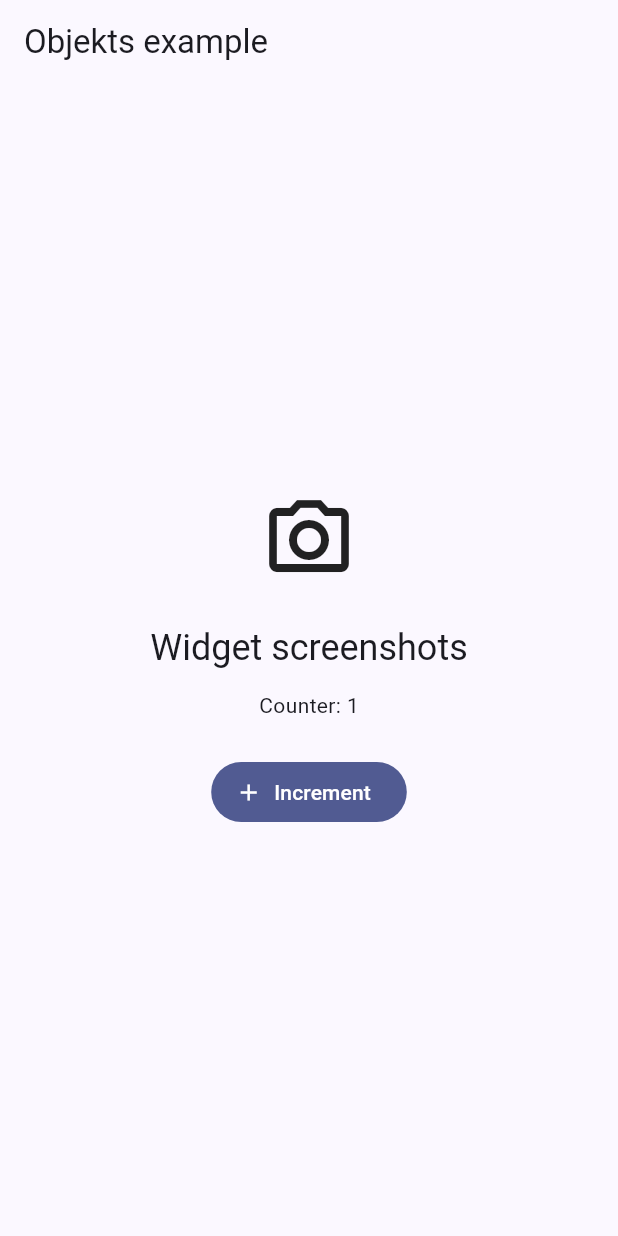
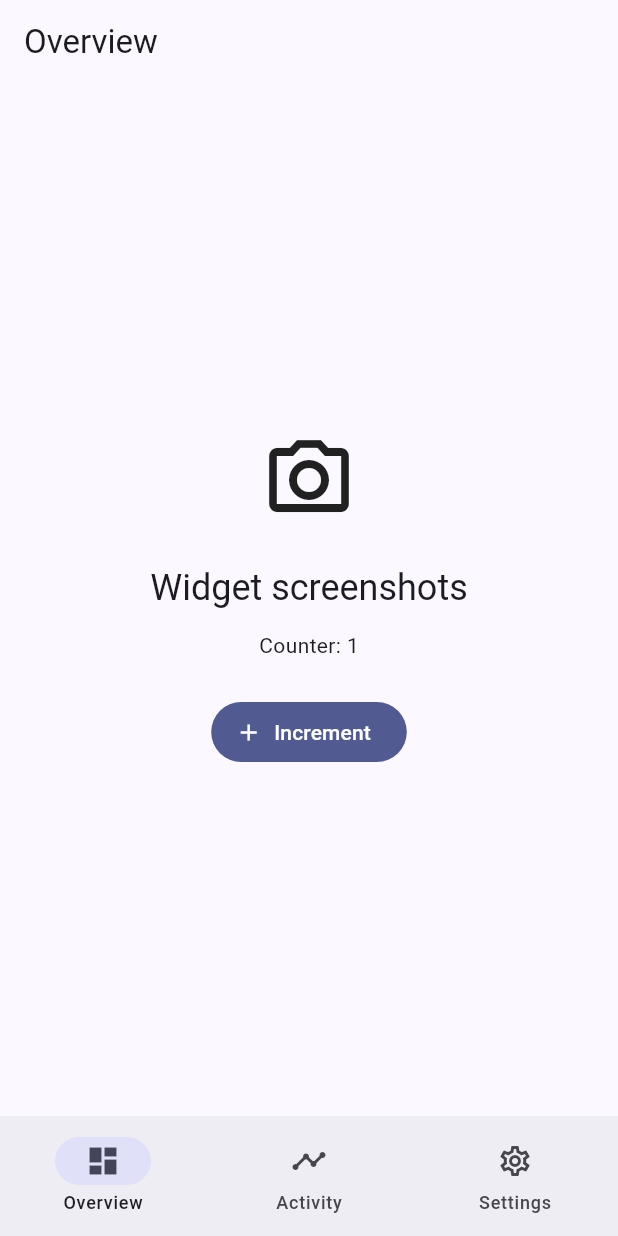
Before and after one commit to putrautama007/flutter_objekts, a Flutter app: the screen it shows after launch, after a tap on "Increment", on a phone screen of 412 x 824 dp. Run offline on Flutter 3.47's test engine with Material 3 defaults, Android fonts, the light colour scheme and no system bars; our stand-ins replace leak_tracker_flutter_testing; missing offline and left inert: device_frame.

Commit message:
feat: add multi-screen screenshot example

```diff
--- a/example/lib/main.dart
+++ b/example/lib/main.dart
@@ -28,7 +28,14 @@ class ExampleHomePage extends StatefulWidget {
 }
 
 class _ExampleHomePageState extends State<ExampleHomePage> {
+  int _selectedIndex = 0;
   int _counter = 0;
+
+  static const List<String> _titles = <String>[
+    'Overview',
+    'Activity',
+    'Settings',
+  ];
 
   void _incrementCounter() {
     setState(() {
@@ -40,14 +47,69 @@ class _ExampleHomePageState extends State<ExampleHomePage> {
   Widget build(BuildContext context) {
     return Scaffold(
       appBar: AppBar(
-        title: const Text('Objekts example'),
+        title: Text(_titles[_selectedIndex]),
       ),
-      body: Center(
+      body: IndexedStack(
+        index: _selectedIndex,
+        children: <Widget>[
+          _OverviewScreen(
+            counter: _counter,
+            onIncrement: _incrementCounter,
+          ),
+          const _ActivityScreen(),
+          const _SettingsScreen(),
+        ],
+      ),
+      bottomNavigationBar: NavigationBar(
+        key: const Key('main-navigation'),
+        selectedIndex: _selectedIndex,
+        onDestinationSelected: (int index) {
+          setState(() {
+            _selectedIndex = index;
+          });
+        },
+        destinations: const <NavigationDestination>[
+          NavigationDestination(
+            key: Key('overview-tab'),
+            icon: Icon(Icons.dashboard_outlined),
+            selectedIcon: Icon(Icons.dashboard),
+            label: 'Overview',
+          ),
+          NavigationDestination(
+            key: Key('activity-tab'),
+            icon: Icon(Icons.timeline_outlined),
+            selectedIcon: Icon(Icons.timeline),
+            label: 'Activity',
+          ),
+          NavigationDestination(
+            key: Key('settings-tab'),
+            icon: Icon(Icons.settings_outlined),
+            selectedIcon: Icon(Icons.settings),
+            label: 'Settings',
+          ),
+        ],
+      ),
+    );
+  }
+}
+
+class _OverviewScreen extends StatelessWidget {
+  const _OverviewScreen({
+    required this.counter,
+    required this.onIncrement,
+  });
+
+  final int counter;
+  final VoidCallback onIncrement;
+
+  @override
+  Widget build(BuildContext context) {
+    return Center(
       child: Padding(
         padding: const EdgeInsets.all(24),
         child: Column(
           mainAxisAlignment: MainAxisAlignment.center,
-            children: [
+          children: <Widget>[
             const Icon(Icons.photo_camera_outlined, size: 64),
             const SizedBox(height: 24),
             Text(
@@ -55,18 +117,67 @@ class _ExampleHomePageState extends State<ExampleHomePage> {
               style: Theme.of(context).textTheme.headlineSmall,
             ),
             const SizedBox(height: 12),
-              Text('Counter: $_counter'),
+            Text('Counter: $counter'),
             const SizedBox(height: 24),
             FilledButton.icon(
               key: const Key('increment-button'),
-                onPressed: _incrementCounter,
+              onPressed: onIncrement,
               icon: const Icon(Icons.add),
               label: const Text('Increment'),
             ),
           ],
         ),
       ),
-      ),
     );
   }
 }
+
+class _ActivityScreen extends StatelessWidget {
+  const _ActivityScreen();
+
+  @override
+  Widget build(BuildContext context) {
+    return ListView(
+      padding: const EdgeInsets.all(24),
+      children: const <Widget>[
+        ListTile(
+          leading: CircleAvatar(child: Icon(Icons.photo_camera)),
+          title: Text('Home screenshot captured'),
+          subtitle: Text('Just now'),
+        ),
+        Divider(),
+        ListTile(
+          leading: CircleAvatar(child: Icon(Icons.devices)),
+          title: Text('Device variants ready'),
+          subtitle: Text('Portrait and landscape'),
+        ),
+      ],
+    );
+  }
+}
+
+class _SettingsScreen extends StatelessWidget {
+  const _SettingsScreen();
+
+  @override
+  Widget build(BuildContext context) {
+    return ListView(
+      padding: const EdgeInsets.all(24),
+      children: <Widget>[
+        const ListTile(
+          contentPadding: EdgeInsets.zero,
+          title: Text('Screenshot settings'),
+          subtitle: Text('Configure how your captures are generated.'),
+        ),
+        const SizedBox(height: 12),
+        SwitchListTile(
+          contentPadding: EdgeInsets.zero,
+          value: true,
+          onChanged: (_) {},
+          title: const Text('Include device frame'),
+          subtitle: const Text('Show the simulated device bezel'),
+        ),
+      ],
+    );
+  }
+}
```
Also changed, not shown: 3 other files. Lines whose indentation alone changed are shown as unchanged.
